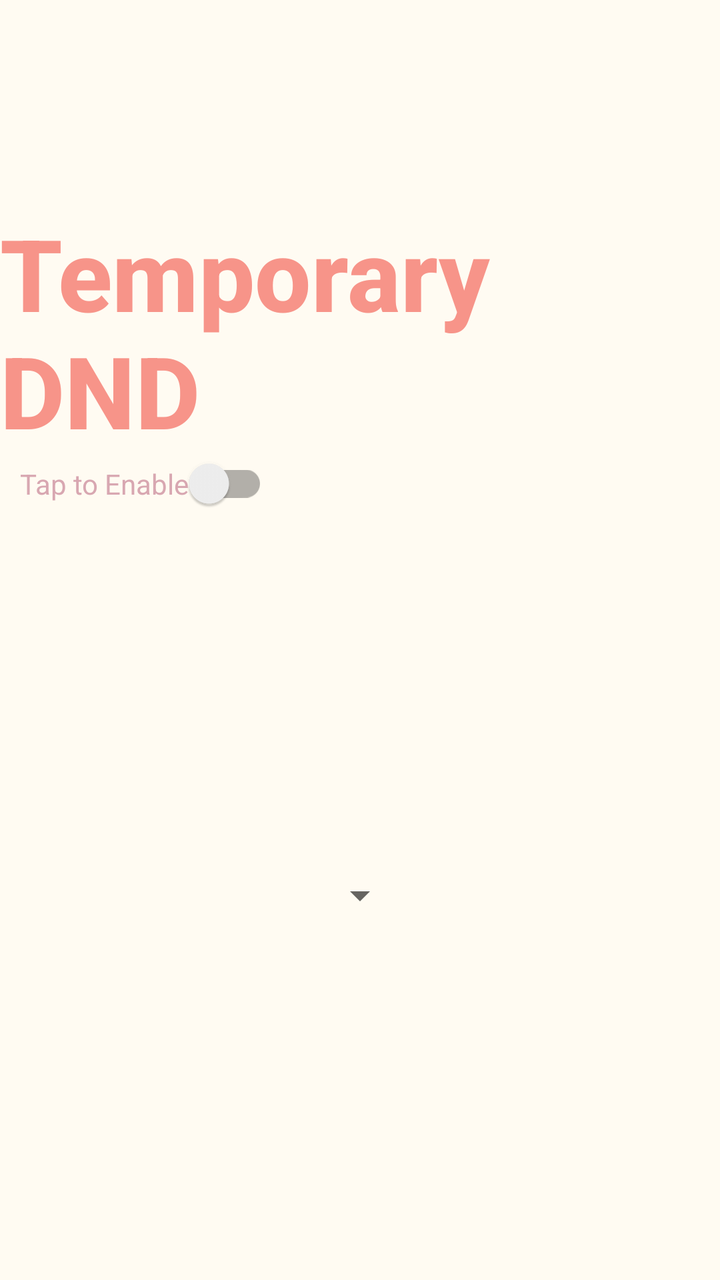
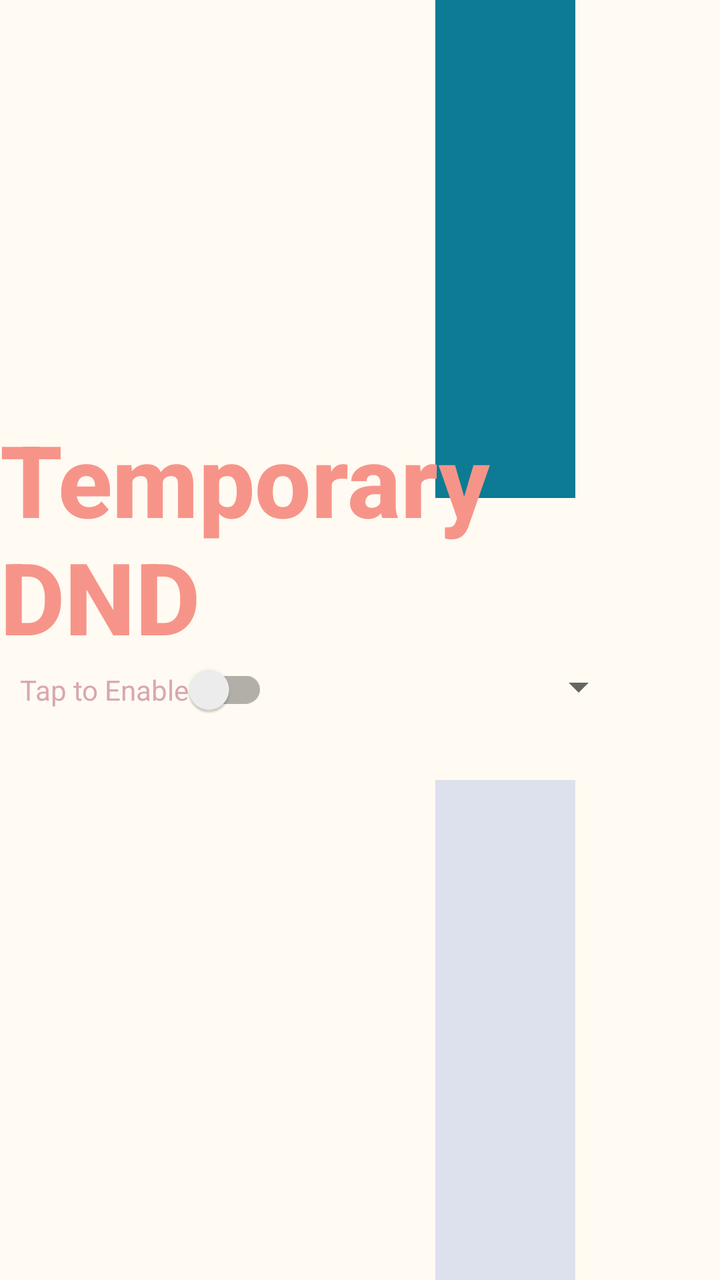

An Android layout rendered at two revisions. The XML below is the earlier revision; the diff shows what the commit changed to produce the second picture.
<!-- AndroidManifest.xml: application theme Theme.AppCompat.Light.DarkActionBar -->
<!-- res/layout/tempdnd.xml -->
<?xml version="1.0" encoding="utf-8"?>
<androidx.constraintlayout.widget.ConstraintLayout xmlns:android="http://schemas.android.com/apk/res/android"
    xmlns:app="http://schemas.android.com/apk/res-auto"
    xmlns:tools="http://schemas.android.com/tools"
    android:layout_width="match_parent"
    android:layout_height="match_parent"
    android:background="#FFFBF2"
    tools:context=".MainActivity">


    <TextView
        android:id="@+id/FeatTitle"
        android:layout_width="match_parent"
        android:layout_height="wrap_content"
        android:fontFamily="sans-serif-medium"
        android:text="Temporary\nDND"
        android:textColor="#F79489"
        android:textSize="50sp"
        android:textStyle="bold"
        app:layout_constraintBottom_toBottomOf="parent"
        app:layout_constraintEnd_toEndOf="parent"
        app:layout_constraintHorizontal_bias="0.0"
        app:layout_constraintStart_toStartOf="parent"
        app:layout_constraintTop_toTopOf="parent"
        app:layout_constraintVertical_bias="0.2" />


    <androidx.appcompat.widget.SwitchCompat
        android:id="@+id/TapToEnable"
        android:layout_width="wrap_content"
        android:layout_height="wrap_content"
        android:layout_marginStart="10dp"
        android:text="@string/Allfeat_Tap2Enable"
        android:textColor="#D8A7B1"
        app:layout_constraintStart_toStartOf="@+id/FeatTitle"
        app:layout_constraintTop_toBottomOf="@+id/FeatTitle" />

    <Spinner
        android:id="@+id/timechoices"
        android:layout_width="wrap_content"
        android:layout_height="wrap_content"
        app:layout_constraintBottom_toBottomOf="parent"
        app:layout_constraintEnd_toEndOf="parent"
        app:layout_constraintStart_toStartOf="parent"
        app:layout_constraintTop_toBottomOf="@+id/TapToEnable" />


</androidx.constraintlayout.widget.ConstraintLayout>
<!-- resources referenced by this layout -->
<resources>
  <string name="Allfeat_Tap2Enable">Tap to Enable</string>
</resources>

<!-- the commit's change to res/layout/tempdnd.xml (unified diff, before → after) -->
@@ -7,6 +7,31 @@
     android:background="#FFFBF2"
     tools:context=".MainActivity">
 
+
+    <View
+        android:id="@+id/leftLine"
+        android:layout_width="70dp"
+        android:layout_height="250dp"
+        android:layout_above="@+id/FeatTitle"
+        android:background="#DDE1ED"
+        app:layout_constraintBottom_toBottomOf="parent"
+        app:layout_constraintEnd_toEndOf="parent"
+        app:layout_constraintHorizontal_bias="0.75"
+        app:layout_constraintStart_toStartOf="parent" />
+
+    <View
+        android:id="@+id/rightLine"
+        android:layout_width="70dp"
+        android:layout_height="249dp"
+        android:layout_above="@+id/FeatTitle"
+
+        android:background="#0C7B93"
+        app:layout_constraintBottom_toBottomOf="parent"
+        app:layout_constraintEnd_toEndOf="parent"
+        app:layout_constraintHorizontal_bias="0.75"
+        app:layout_constraintVertical_bias="0"
+        app:layout_constraintStart_toStartOf="parent"
+        app:layout_constraintTop_toTopOf="parent" />
 
     <TextView
         android:id="@+id/FeatTitle"
@@ -22,7 +47,7 @@
         app:layout_constraintHorizontal_bias="0.0"
         app:layout_constraintStart_toStartOf="parent"
         app:layout_constraintTop_toTopOf="parent"
-        app:layout_constraintVertical_bias="0.2" />
+        app:layout_constraintVertical_bias="0.4" />
 
 
     <androidx.appcompat.widget.SwitchCompat
@@ -39,10 +64,12 @@
         android:id="@+id/timechoices"
         android:layout_width="wrap_content"
         android:layout_height="wrap_content"
-        app:layout_constraintBottom_toBottomOf="parent"
+        app:layout_constraintBottom_toBottomOf="@+id/TapToEnable"
         app:layout_constraintEnd_toEndOf="parent"
+        app:layout_constraintHorizontal_bias="0.85"
         app:layout_constraintStart_toStartOf="parent"
-        app:layout_constraintTop_toBottomOf="@+id/TapToEnable" />
+        app:layout_constraintTop_toTopOf="@+id/TapToEnable"
+        app:layout_constraintVertical_bias="0.0" />
 
 
 </androidx.constraintlayout.widget.ConstraintLayout>
